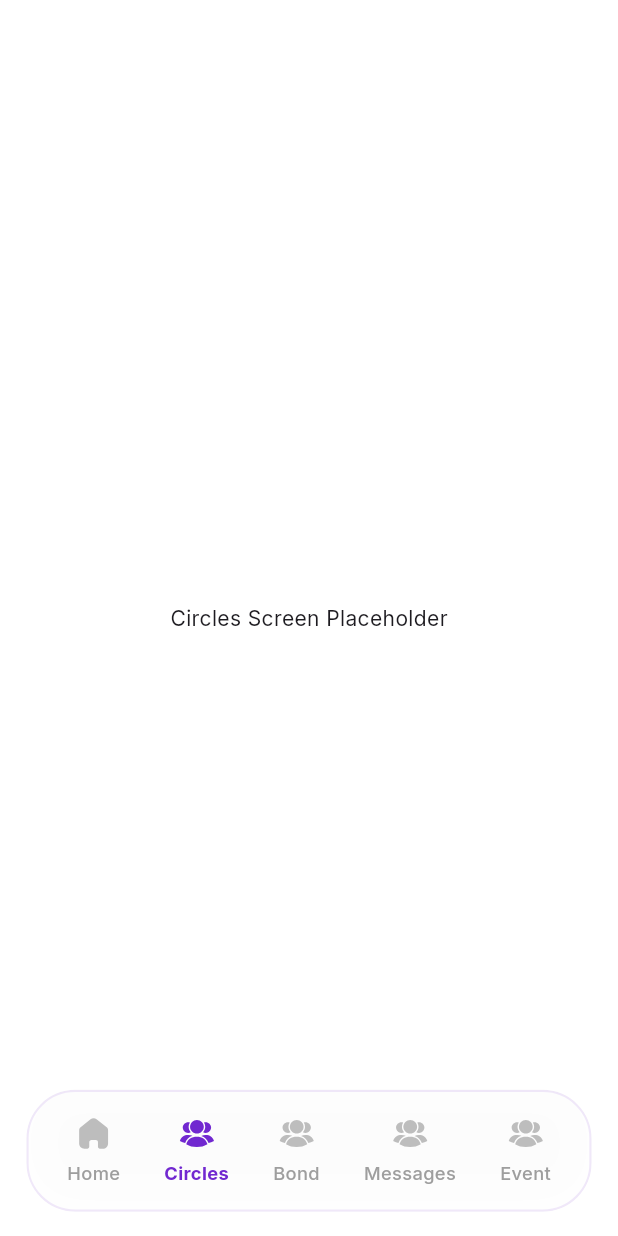
After one commit to shakibalhasan-code/bonded_app, a Flutter app: the MainWrapper screen opened by its route, item 2 of the bottom bar chosen, on a phone screen of 412 x 824 dp. The commit adds this screen. Run offline on Flutter 3.47's test engine with Material 3 defaults, Android fonts, the phone set to English and light mode, and no system bars; our stand-ins replace country_picker, flutter_screenutil, flutter_svg, geocoding, geolocator, get and 3 more; missing offline and left inert: apple_maps_flutter.

Commit message:
feat: implement main navigation wrapper with glassmorphism bottom bar and supporting screens

```diff
--- /dev/null
+++ b/lib/controllers/main_controller.dart
@@ -0,0 +1,9 @@
+import 'package:get/get.dart';
+
+class MainController extends GetxController {
+  var currentIndex = 0.obs;
+
+  void changeIndex(int index) {
+    currentIndex.value = index;
+  }
+}
--- a/lib/controllers/subscription_controller.dart
+++ b/lib/controllers/subscription_controller.dart
@@ -1,6 +1,7 @@
 import 'package:get/get.dart';
 import 'package:flutter/material.dart';
 import '../widgets/profile/verification_success_dialog.dart';
+import '../screens/profile/profile_ready_screen.dart';
 import '../screens/home/home_screen.dart';
 
 class SubscriptionController extends GetxController {
@@ -29,7 +30,7 @@ class SubscriptionController extends GetxController {
         title: "Subscription Purchased Successfully!",
         description: "Your subscription is active! Enjoy all the premium features and make the most of your experience.",
         onPressed: () {
-          Get.offAll(() => const HomeScreen());
+          Get.offAll(() => const ProfileReadyScreen());
         },
       ),
       barrierDismissible: false,
--- a/lib/core/constants/app_assets.dart
+++ b/lib/core/constants/app_assets.dart
@@ -14,4 +14,11 @@ class AppAssets {
   static const String onboarding3 = '$onboardingPath/onboarding_3.png';
   static const String onboarding4 = '$onboardingPath/onboarding_4.png';
   static const String onboarding5 = '$onboardingPath/onboarding_5.png';
+  // Bottom Nav Icons
+  static const String bottomNavPath = '$svgsPath/bottom_nav';
+  static const String homeIcon = '$bottomNavPath/home_icon.svg';
+  static const String circlesIcon = '$bottomNavPath/cricles_icon.svg'; // note the typo in filename
+  static const String bondIcon = '$bottomNavPath/bond_icon.svg';
+  static const String messagesIcon = '$bottomNavPath/messages_icon.svg';
+  static const String eventIcon = '$bottomNavPath/event_icon.svg';
 }
--- a/lib/main.dart
+++ b/lib/main.dart
@@ -7,6 +7,8 @@ import 'screens/home/home_screen.dart';
 import 'screens/subscription/subscription_plan_screen.dart';
 import 'screens/subscription/payment_method_screen.dart';
 import 'screens/subscription/add_card_screen.dart';
+import 'screens/profile/profile_ready_screen.dart';
+import 'screens/main_wrapper.dart';
 
 void main() {
   runApp(const MyApp());
@@ -33,6 +35,8 @@ class MyApp extends StatelessWidget {
             GetPage(name: '/subscription_plan', page: () => const SubscriptionPlanScreen()),
             GetPage(name: '/payment_method', page: () => const PaymentMethodScreen()),
             GetPage(name: '/add_card', page: () => const AddCardScreen()),
+            GetPage(name: '/profile_ready', page: () => const ProfileReadyScreen()),
+            GetPage(name: '/main', page: () => const MainWrapper()),
           ],
           unknownRoute: GetPage(name: '/notfound', page: () => const HomeScreen()),
         );
--- /dev/null
+++ b/lib/screens/circles/circles_screen.dart
@@ -0,0 +1,12 @@
+import 'package:flutter/material.dart';
+
+class CirclesScreen extends StatelessWidget {
+  const CirclesScreen({Key? key}) : super(key: key);
+
+  @override
+  Widget build(BuildContext context) {
+    return const Scaffold(
+      body: Center(child: Text("Circles Screen Placeholder")),
+    );
+  }
+}
--- /dev/null
+++ b/lib/screens/main_wrapper.dart
@@ -0,0 +1,156 @@
+import 'dart:ui';
+import 'package:flutter/material.dart';
+import 'package:flutter_screenutil/flutter_screenutil.dart';
+import 'package:get/get.dart';
+import 'package:flutter_svg/flutter_svg.dart';
+import '../controllers/main_controller.dart';
+import '../core/theme/app_colors.dart';
+import '../core/constants/app_assets.dart';
+import 'home/home_screen.dart';
+import 'circles/circles_screen.dart';
+import 'bond/bond_screen.dart';
+import 'messages/messages_screen.dart';
+import 'events/event_screen.dart';
+
+class MainWrapper extends StatelessWidget {
+  const MainWrapper({Key? key}) : super(key: key);
+
+  @override
+  Widget build(BuildContext context) {
+    final controller = Get.put(MainController());
+
+    final List<Widget> screens = [
+      const HomeScreen(),
+      const CirclesScreen(),
+      const BondScreen(),
+      const MessagesScreen(),
+      const EventScreen(),
+    ];
+
+    return Scaffold(
+      extendBody: true, // Allows content to flow behind the bottom nav
+      body: Obx(() => IndexedStack(
+            index: controller.currentIndex.value,
+            children: screens,
+          )),
+      bottomNavigationBar: _GlassmorphismBottomNav(),
+    );
+  }
+}
+
+class _GlassmorphismBottomNav extends StatelessWidget {
+  @override
+  Widget build(BuildContext context) {
+    final controller = Get.find<MainController>();
+
+    return Padding(
+      padding: EdgeInsets.fromLTRB(16.w, 0, 16.w, 16.h),
+      child: ClipRRect(
+        borderRadius: BorderRadius.circular(32.r),
+        child: BackdropFilter(
+          filter: ImageFilter.blur(sigmaX: 10, sigmaY: 10),
+          child: Container(
+            height: 80.h,
+            padding: EdgeInsets.symmetric(horizontal: 10.w),
+            decoration: BoxDecoration(
+              color: Colors.white.withOpacity(0.8),
+              borderRadius: BorderRadius.circular(32.r),
+              border: Border.all(
+                color: AppColors.primary.withOpacity(0.1),
+                width: 1.5,
+              ),
+              boxShadow: [
+                BoxShadow(
+                  color: Colors.black.withOpacity(0.05),
+                  blurRadius: 20,
+                  offset: const Offset(0, -5),
+                ),
+              ],
+            ),
+            child: Obx(() => Row(
+                  mainAxisAlignment: MainAxisAlignment.spaceAround,
+                  children: [
+                    _BottomNavItem(
+                      icon: AppAssets.homeIcon,
+                      label: "Home",
+                      isActive: controller.currentIndex.value == 0,
+                      onTap: () => controller.changeIndex(0),
+                    ),
+                    _BottomNavItem(
+                      icon: AppAssets.circlesIcon,
+                      label: "Circles",
+                      isActive: controller.currentIndex.value == 1,
+                      onTap: () => controller.changeIndex(1),
+                    ),
+                    _BottomNavItem(
+                      icon: AppAssets.bondIcon,
+                      label: "Bond",
+                      isActive: controller.currentIndex.value == 2,
+                      onTap: () => controller.changeIndex(2),
+                    ),
+                    _BottomNavItem(
+                      icon: AppAssets.messagesIcon,
+                      label: "Messages",
+                      isActive: controller.currentIndex.value == 3,
+                      onTap: () => controller.changeIndex(3),
+                    ),
+                    _BottomNavItem(
+                      icon: AppAssets.eventIcon,
+                      label: "Event",
+                      isActive: controller.currentIndex.value == 4,
+                      onTap: () => controller.changeIndex(4),
+                    ),
+                  ],
+                )),
+          ),
+        ),
+      ),
+    );
+  }
+}
+
+class _BottomNavItem extends StatelessWidget {
+  final String icon;
+  final String label;
+  final bool isActive;
+  final VoidCallback onTap;
+
+  const _BottomNavItem({
+    required this.icon,
+    required this.label,
+    required this.isActive,
+    required this.onTap,
+  });
+
+  @override
+  Widget build(BuildContext context) {
+    return GestureDetector(
+      onTap: onTap,
+      behavior: HitTestBehavior.opaque,
+      child: Column(
+        mainAxisSize: MainAxisSize.min,
+        mainAxisAlignment: MainAxisAlignment.center,
+        children: [
+          SvgPicture.asset(
+            icon,
+            height: 24.sp,
+            width: 24.sp,
+            colorFilter: ColorFilter.mode(
+              isActive ? AppColors.primary : Colors.grey[400]!,
+              BlendMode.srcIn,
+            ),
+          ),
+          SizedBox(height: 6.h),
+          Text(
+            label,
+            style: TextStyle(
+              fontSize: 12.sp,
+              fontWeight: isActive ? FontWeight.w700 : FontWeight.w500,
+              color: isActive ? AppColors.primary : Colors.grey[500]!,
+            ),
+          ),
+        ],
+      ),
+    );
+  }
+}
--- a/pubspec.yaml
+++ b/pubspec.yaml
@@ -73,6 +73,7 @@ flutter:
   assets:
     - assets/svgs/
     - assets/images/onboarding/
+    - assets/svgs/bottom_nav/
   #   - images/a_dot_burr.jpeg
   #   - images/a_dot_ham.jpeg
 
```
Also changed, not shown: lib/screens/bond/bond_screen.dart (added, +12 -0 lines), lib/screens/events/event_screen.dart (added, +12 -0 lines), lib/screens/messages/messages_screen.dart (added, +12 -0 lines), lib/screens/profile/profile_ready_screen.dart (added, +128 -0 lines), assets/svgs/bottom_nav/bond_icon.svg (added), assets/svgs/bottom_nav/cricles_icon.svg (added), assets/svgs/bottom_nav/event_icon.svg (added), assets/svgs/bottom_nav/home_icon.svg (added), assets/svgs/bottom_nav/messages_icon.svg (added).
